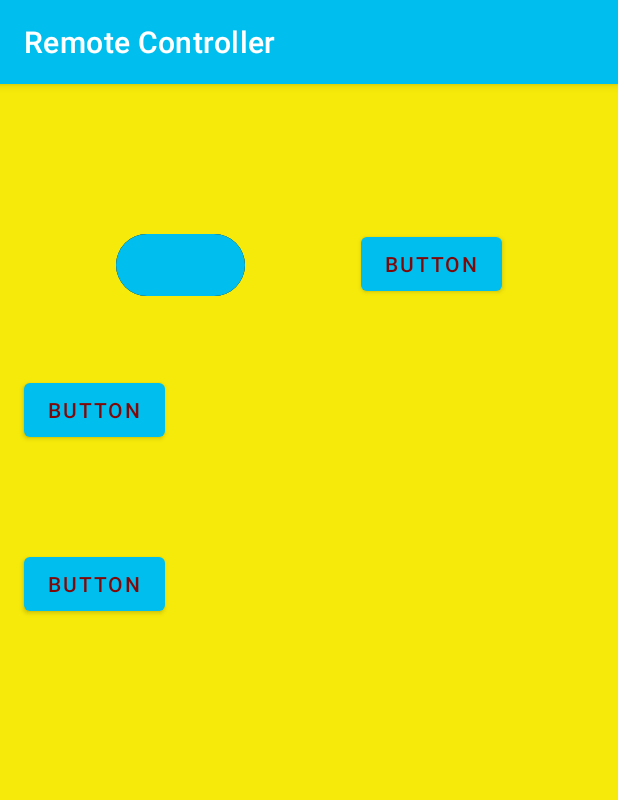
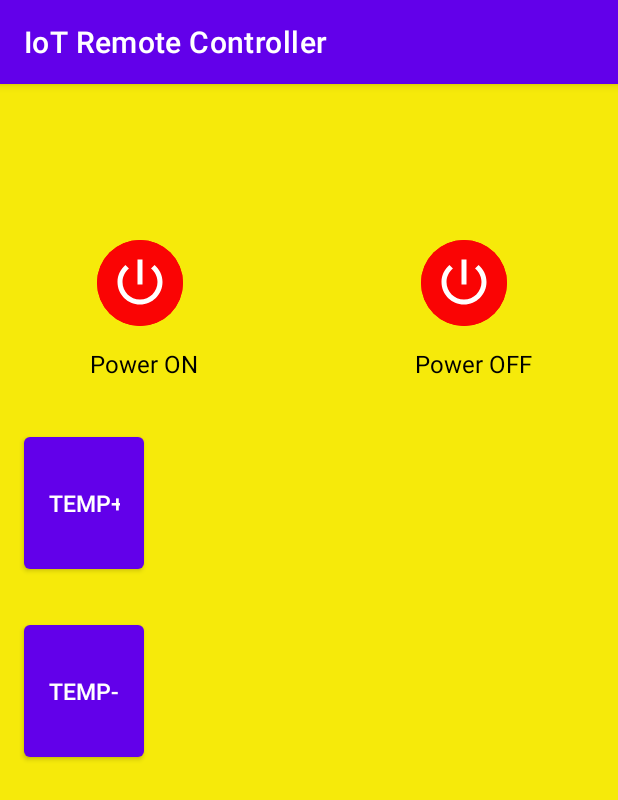
Before and after one commit to SonerTopcu/Mobile-App, an Android app: the screen it shows after launch (MainActivity), on a phone screen of 412 x 824 dp. Shown: the top 800 px of the screen. Run offline under Robolectric (Android 15) with nearby library versions, the phone set to English and light mode, and no system bars.

Commit message:
Remote Controller Phase 2

```diff
--- a/app/src/main/AndroidManifest.xml
+++ b/app/src/main/AndroidManifest.xml
@@ -12,7 +12,8 @@
         android:roundIcon="@mipmap/ic_launcher_round"
         android:supportsRtl="true"
         android:theme="@style/Theme.RemoteController"
-        tools:targetApi="31">
+        tools:targetApi="31"
+        tools:ignore="ContentDescription">
         <activity
             android:name=".MainActivity"
             android:exported="true">
--- a/app/src/main/res/drawable/power.xml
+++ b/app/src/main/res/drawable/power_icon.xml
@@ -1,4 +1,4 @@
-<vector android:height="40dp" android:tint="#FF0000"
+<vector android:height="40dp" android:tint="@color/white"
     android:viewportHeight="24" android:viewportWidth="24"
     android:width="40dp" xmlns:android="http://schemas.android.com/apk/res/android">
     <path android:fillColor="@android:color/white" android:pathData="M13,3h-2v10h2L13,3zM17.83,5.17l-1.42,1.42C17.99,7.86 19,9.81 19,12c0,3.87 -3.13,7 -7,7s-7,-3.13 -7,-7c0,-2.19 1.01,-4.14 2.58,-5.42L6.17,5.17C4.23,6.82 3,9.26 3,12c0,4.97 4.03,9 9,9s9,-4.03 9,-9c0,-2.74 -1.23,-5.18 -3.17,-6.83z"/>
--- a/app/src/main/res/layout/activity_main.xml
+++ b/app/src/main/res/layout/activity_main.xml
@@ -2,57 +2,130 @@
 <androidx.constraintlayout.widget.ConstraintLayout xmlns:android="http://schemas.android.com/apk/res/android"
     xmlns:app="http://schemas.android.com/apk/res-auto"
     xmlns:tools="http://schemas.android.com/tools"
+    android:id="@+id/app_background"
     android:layout_width="match_parent"
     android:layout_height="match_parent"
     android:background="@color/background"
+    android:textAlignment="gravity"
     tools:context=".MainActivity">
 
-    <Button
-        android:id="@+id/button4"
-        android:layout_width="wrap_content"
-        android:layout_height="wrap_content"
-        android:layout_marginStart="16dp"
-        android:layout_marginTop="68dp"
-        android:text="Button"
-        app:layout_constraintStart_toStartOf="parent"
-        app:layout_constraintTop_toBottomOf="@+id/button3" />
+    <TextView
+        android:id="@+id/off"
+        android:layout_width="80dp"
+        android:layout_height="30dp"
+        android:layout_marginTop="10dp"
+        android:layout_marginEnd="55dp"
+        android:text="Power OFF"
+        android:textColor="#000000"
+        android:textSize="16sp"
+        app:layout_constraintEnd_toEndOf="parent"
+        app:layout_constraintTop_toBottomOf="@+id/power_off" />
 
     <Button
-        android:id="@+id/button3"
-        android:layout_width="wrap_content"
-        android:layout_height="wrap_content"
+        android:id="@+id/temp_minus"
+        android:layout_width="80dp"
+        android:layout_height="100dp"
         android:layout_marginStart="16dp"
-        android:layout_marginTop="48dp"
-        android:text="Button"
+        android:layout_marginTop="25dp"
+        android:inputType="textShortMessage|text"
+        android:text="TEMP-"
+        android:textAlignment="inherit"
+        android:textAppearance="@style/TextAppearance.AppCompat.Body2"
+        android:textColor="#FFFFFFFF"
+        android:textSize="15sp"
         app:layout_constraintStart_toStartOf="parent"
-        app:layout_constraintTop_toBottomOf="@+id/button1" />
+        app:layout_constraintTop_toBottomOf="@+id/temp_plus"
+        app:rippleColor="#FFFFFFFF" />
 
     <Button
-        android:id="@+id/button2"
-        android:layout_width="wrap_content"
-        android:layout_height="wrap_content"
-        android:layout_marginTop="96dp"
-        android:text="Button"
-        app:layout_constraintEnd_toEndOf="parent"
-        app:layout_constraintHorizontal_bias="0.5"
-        app:layout_constraintStart_toEndOf="@+id/button1"
-        app:layout_constraintTop_toTopOf="parent" />
+        android:id="@+id/temp_plus"
+        android:layout_width="80dp"
+        android:layout_height="100dp"
+        android:layout_marginStart="16dp"
+        android:layout_marginTop="64dp"
+        android:inputType="textShortMessage"
+        android:text="TEMP+"
+        android:textAlignment="gravity"
+        android:textAppearance="@style/TextAppearance.AppCompat.Body2"
+        android:textColor="#FFFFFFFF"
+        android:textSize="15sp"
+        app:layout_constraintStart_toStartOf="parent"
+        app:layout_constraintTop_toBottomOf="@+id/power_on"
+        app:rippleColor="#FFFFFFFF" />
 
     <Button
-        android:id="@+id/button1"
-        style="@style/Widget.Material3.Button.Icon"
-        android:layout_width="86dp"
-        android:layout_height="49dp"
-        android:layout_marginTop="96dp"
+        android:id="@+id/power_off"
+        style="@style/Widget.Material3.Button.IconButton"
+        android:layout_width="65dp"
+        android:layout_height="65dp"
+        android:layout_marginTop="100dp"
+        android:layout_marginEnd="70dp"
+        android:backgroundTint="#FA0404"
+        app:layout_constraintEnd_toEndOf="parent"
+        app:layout_constraintTop_toTopOf="parent"
+        tools:ignore="SpeakableTextPresentCheck" />
+
+    <Button
+        android:id="@+id/power_on"
+        style="@style/Widget.Material3.Button.IconButton"
+        android:layout_width="65dp"
+        android:layout_height="65dp"
+        android:layout_marginStart="70dp"
+        android:layout_marginTop="100dp"
+        android:layout_marginEnd="160dp"
+        android:accessibilityHeading="false"
+        android:backgroundTint="#FA0404"
         android:backgroundTintMode="add"
-        android:textColorHighlight="#F30808"
-        android:textColorLink="#FFFFFF"
-        app:iconTint="#00FFFFFF"
-        app:iconTintMode="add"
-        app:layout_constraintEnd_toStartOf="@+id/button2"
-        app:layout_constraintHorizontal_bias="0.5"
+        app:layout_constraintEnd_toStartOf="@+id/power_off"
         app:layout_constraintStart_toStartOf="parent"
         app:layout_constraintTop_toTopOf="parent"
-        app:strokeColor="#00FFFFFF" />
+        tools:ignore="MissingConstraints,SpeakableTextPresentCheck" />
+
+    <ImageView
+        android:id="@+id/power_off_icon"
+        android:layout_width="40dp"
+        android:layout_height="40dp"
+        android:layout_marginTop="112dp"
+        android:layout_marginEnd="14dp"
+        android:adjustViewBounds="false"
+        android:scaleType="centerInside"
+        app:layout_constraintEnd_toEndOf="parent"
+        app:layout_constraintHorizontal_bias="0.719"
+        app:layout_constraintStart_toEndOf="@+id/power_on_icon"
+        app:layout_constraintTop_toTopOf="parent"
+        app:srcCompat="@drawable/power_icon" />
+
+    <ImageView
+        android:id="@+id/power_on_icon"
+        android:layout_width="40dp"
+        android:layout_height="40dp"
+        android:layout_marginStart="73dp"
+        android:layout_marginTop="112dp"
+        android:scaleType="centerInside"
+        app:layout_constraintStart_toStartOf="parent"
+        app:layout_constraintTop_toTopOf="parent"
+        app:srcCompat="@drawable/power_icon" />
+
+    <TextView
+        android:id="@+id/on"
+        android:layout_width="80dp"
+        android:layout_height="30dp"
+        android:layout_marginStart="60dp"
+        android:layout_marginTop="10dp"
+        android:text="Power ON"
+        android:textColor="#000000"
+        android:textSize="16sp"
+        app:layout_constraintStart_toStartOf="parent"
+        app:layout_constraintTop_toBottomOf="@+id/power_on" />
+
+    <com.google.android.material.textfield.TextInputLayout
+        android:layout_width="100dp"
+        android:layout_height="wrap_content"
+        android:layout_marginTop="320dp"
+        app:layout_constraintEnd_toEndOf="parent"
+        app:layout_constraintStart_toStartOf="parent"
+        app:layout_constraintTop_toTopOf="parent">
+
+    </com.google.android.material.textfield.TextInputLayout>
 
 </androidx.constraintlayout.widget.ConstraintLayout>
--- a/app/src/main/res/values/colors.xml
+++ b/app/src/main/res/values/colors.xml
@@ -9,5 +9,5 @@
     <color name="white">#FFFFFFFF</color>
     <color name="background">#F6EA0A</color>
     <color name="power_button">#D50D0D</color>
-    <color name="button">#FFFFFFFF</color>
+    <color name="button">#17438F</color>
 </resources>
--- a/app/src/main/res/values/strings.xml
+++ b/app/src/main/res/values/strings.xml
@@ -1,3 +1,4 @@
 <resources>
-    <string name="app_name">Remote Controller</string>
+    <string name="app_name">IoT Remote Controller</string>
+    <string name="power_icon"></string>
 </resources>
--- a/app/src/main/res/values/themes.xml
+++ b/app/src/main/res/values/themes.xml
@@ -2,15 +2,16 @@
     <!-- Base application theme. -->
     <style name="Theme.RemoteController" parent="Theme.MaterialComponents.DayNight.DarkActionBar">
         <!-- Primary brand color. -->
-        <item name="colorPrimary">#00BEEE</item>
+        <item name="colorPrimary">#6200EA</item>
         <item name="colorPrimaryVariant">#003CB3</item>
         <item name="colorOnPrimary">#810808</item>
         <!-- Secondary brand color. -->
         <item name="colorSecondary">@color/teal_200</item>
-        <item name="colorSecondaryVariant">@color/teal_700</item>
+        <item name="colorSecondaryVariant">@color/black</item>
         <item name="colorOnSecondary">#9E8787</item>
         <!-- Status bar color. -->
         <item name="android:statusBarColor" tools:targetApi="l">?attr/colorPrimaryVariant</item>
         <!-- Customize your theme here. -->
     </style>
+
 </resources>
```
